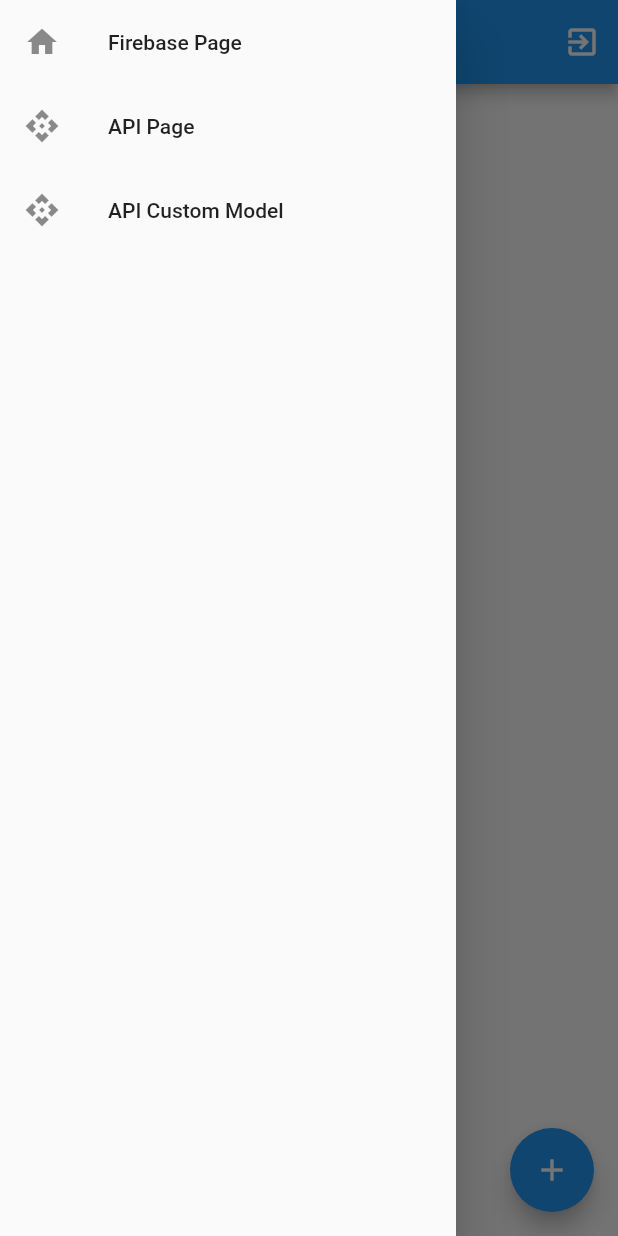
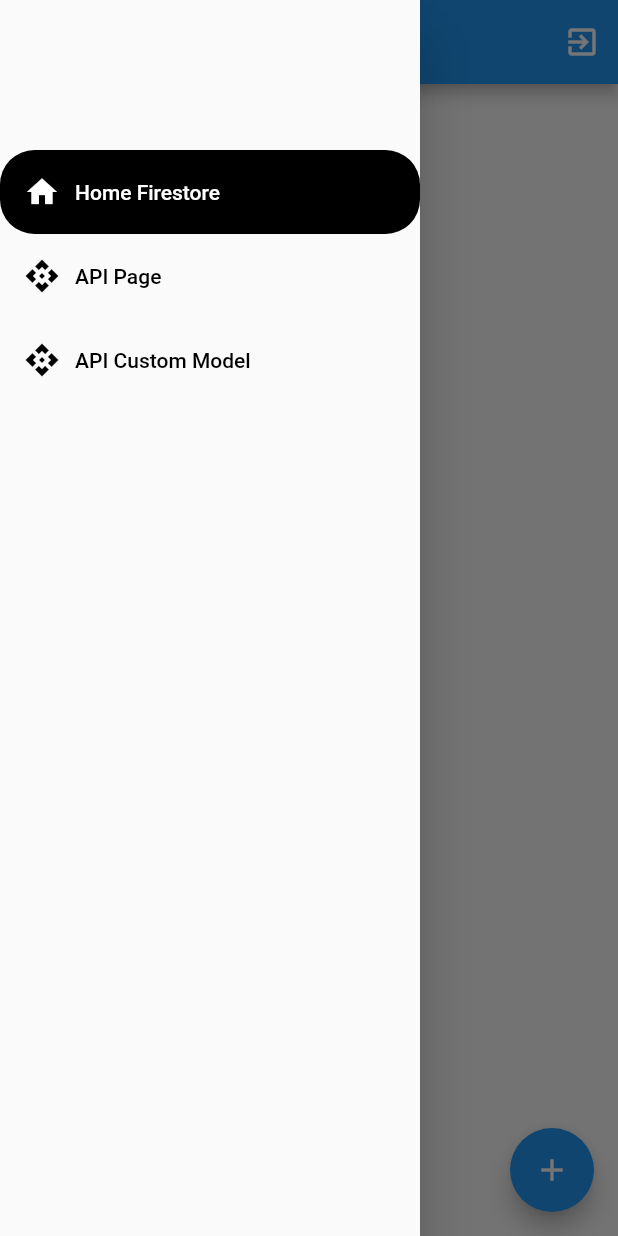
Before and after one commit to huzaifak08/Flutter-Check-App, a Flutter app: the HomePage screen opened directly, with the side drawer open, on a phone screen of 412 x 824 dp. Run offline on Flutter 3.47's test engine with Material 2 defaults, Android fonts, the phone set to English and light mode, and no system bars; our stand-ins replace cloud_firestore, firebase_auth, firebase_core, firebase_messaging, flutter_local_notifications, fluttertoast and 1 more; missing offline and left inert: app_settings; accounts and stored records are empty; network calls fail.

Commit message:
Drawer Added Allhamdullillah

```diff
--- /dev/null
+++ b/lib/Add to Cart/cart_provider.dart
@@ -0,0 +1,17 @@
+import 'package:flutter/material.dart';
+
+class Cart extends ChangeNotifier {
+  List<String> _items = [];
+
+  List<String> get items => _items;
+
+  void addItem(String item) {
+    _items.add(item);
+    notifyListeners();
+  }
+
+  void removeItem(String item) {
+    _items.remove(item);
+    notifyListeners();
+  }
+}
--- a/lib/Auth Screens/login_page.dart
+++ b/lib/Auth Screens/login_page.dart
@@ -2,9 +2,9 @@
 import 'package:firebase_core/firebase_core.dart';
 import 'package:flutter/material.dart';
 import 'package:test_app/Services/database_service.dart';
-import 'package:test_app/home.dart';
+import 'package:test_app/Firestore/home.dart';
 import 'package:test_app/Auth%20Screens/signup_page.dart';
-import 'package:test_app/widgets.dart';
+import 'package:test_app/Widgets/widgets.dart';
 
 import '../Services/auth_service.dart';
 
--- a/lib/Auth Screens/signup_page.dart
+++ b/lib/Auth Screens/signup_page.dart
@@ -1,7 +1,7 @@
 import 'package:flutter/material.dart';
 import 'package:test_app/Services/auth_service.dart';
-import 'package:test_app/home.dart';
-import 'package:test_app/widgets.dart';
+import 'package:test_app/Firestore/home.dart';
+import 'package:test_app/Widgets/widgets.dart';
 
 class RegisterPage extends StatefulWidget {
   const RegisterPage({super.key});
--- a/lib/create_page.dart
+++ b/lib/Firestore/create_page.dart
@@ -1,8 +1,8 @@
 import 'package:firebase_auth/firebase_auth.dart';
 import 'package:flutter/material.dart';
 import 'package:test_app/Services/database_service.dart';
-import 'package:test_app/home.dart';
-import 'package:test_app/widgets.dart';
+import 'package:test_app/Firestore/home.dart';
+import 'package:test_app/Widgets/widgets.dart';
 
 class CreatePage extends StatefulWidget {
   const CreatePage({super.key});
--- a/lib/home.dart
+++ b/lib/Firestore/home.dart
@@ -7,9 +7,10 @@
 import 'package:test_app/Services/auth_service.dart';
 import 'package:test_app/Services/database_service.dart';
 import 'package:test_app/API%20Services/api_page.dart';
-import 'package:test_app/create_page.dart';
-import 'package:test_app/update_page.dart';
-import 'package:test_app/widgets.dart';
+import 'package:test_app/Firestore/create_page.dart';
+import 'package:test_app/Firestore/update_page.dart';
+import 'package:test_app/Widgets/drawer_widget.dart';
+import 'package:test_app/Widgets/widgets.dart';
 
 class HomePage extends StatefulWidget {
   const HomePage({super.key});
@@ -57,32 +58,7 @@
               icon: const Icon(Icons.exit_to_app))
         ],
       ),
-      drawer: Drawer(
-        child: SafeArea(
-          child: Column(
-            children: [
-              const ListTile(
-                title: Text('Firebase Page'),
-                leading: Icon(Icons.home),
-              ),
-              ListTile(
-                title: const Text('API Page'),
-                leading: const Icon(Icons.api),
-                onTap: () {
-                  nextScreenReplacement(context, const APIScreen());
-                },
-              ),
-              ListTile(
-                title: const Text('API Custom Model'),
-                leading: const Icon(Icons.api_outlined),
-                onTap: () {
-                  nextScreenReplacement(context, const APICustomModel());
-                },
-              ),
-            ],
-          ),
-        ),
-      ),
+      drawer: CustomDrawer(index: 0),
       body: StreamBuilder<QuerySnapshot>(
         stream: DatabaseService()
             .getUserProductData(FirebaseAuth.instance.currentUser!.uid),
--- a/lib/update_page.dart
+++ b/lib/Firestore/update_page.dart
@@ -1,6 +1,6 @@
 import 'package:flutter/material.dart';
 import 'package:test_app/Services/database_service.dart';
-import 'package:test_app/widgets.dart';
+import 'package:test_app/Widgets/widgets.dart';
 
 class UpdateScreen extends StatefulWidget {
   String productId;
--- a/lib/Notification/notification_services.dart
+++ b/lib/Notification/notification_services.dart
@@ -5,8 +5,8 @@
 import 'package:flutter/foundation.dart';
 import 'package:flutter/material.dart';
 import 'package:flutter_local_notifications/flutter_local_notifications.dart';
-import 'package:test_app/mesage_screen.dart';
-import 'package:test_app/widgets.dart';
+import 'package:test_app/Notification/mesage_screen.dart';
+import 'package:test_app/Widgets/widgets.dart';
 
 class NotificationServices {
   //initialising firebase message plugin
--- a/lib/Splash/splash_service.dart
+++ b/lib/Splash/splash_service.dart
@@ -2,9 +2,9 @@
 
 import 'package:firebase_auth/firebase_auth.dart';
 import 'package:flutter/material.dart';
-import 'package:test_app/home.dart';
+import 'package:test_app/Firestore/home.dart';
 import 'package:test_app/Auth%20Screens/login_page.dart';
-import 'package:test_app/widgets.dart';
+import 'package:test_app/Widgets/widgets.dart';
 
 class SplashServices {
   void isLogin(BuildContext context) {
--- /dev/null
+++ b/lib/Widgets/drawer_widget.dart
@@ -0,0 +1,72 @@
+import 'package:flutter/material.dart';
+import 'package:sizer/sizer.dart';
+import 'package:test_app/API%20Services/api_custom_model.dart';
+import 'package:test_app/Firestore/home.dart';
+import 'package:test_app/Widgets/widgets.dart';
+
+import '../API Services/api_page.dart';
+
+class CustomDrawer extends StatelessWidget {
+  final int index;
+  const CustomDrawer({super.key, required this.index});
+
+  @override
+  Widget build(BuildContext context) {
+    return Drawer(
+      width: 280,
+      child: Padding(
+        padding: const EdgeInsets.only(top: 100.0),
+        child: Column(
+          children: [
+            _createDrawerItem(
+                isSelected: index == 0 ? true : false,
+                icon: Icons.home,
+                text: 'Home Firestore',
+                onTap: () {
+                  nextScreenReplacement(context, const HomePage());
+                }),
+            _createDrawerItem(
+                isSelected: index == 1 ? true : false,
+                icon: Icons.api,
+                text: 'API Page',
+                onTap: () {
+                  nextScreenReplacement(context, const APIScreen());
+                }),
+            _createDrawerItem(
+                isSelected: index == 2 ? true : false,
+                icon: Icons.api_outlined,
+                text: 'API Custom Model',
+                onTap: () {
+                  nextScreenReplacement(context, const APICustomModel());
+                }),
+          ],
+        ),
+      ),
+    );
+  }
+
+  Widget _createDrawerItem(
+      {required bool isSelected,
+      required IconData icon,
+      required String text,
+      required GestureTapCallback onTap}) {
+    return ListTile(
+      selected: isSelected,
+      selectedTileColor: Colors.black,
+      shape: RoundedRectangleBorder(borderRadius: BorderRadius.circular(23)),
+      title: Row(
+        children: [
+          Icon(icon, color: isSelected ? Colors.white : Colors.black),
+          Padding(
+            padding: const EdgeInsets.only(left: 10),
+            child: Text(
+              text,
+              style: TextStyle(color: isSelected ? Colors.white : Colors.black),
+            ),
+          )
+        ],
+      ),
+      onTap: onTap,
+    );
+  }
+}
--- a/pubspec.yaml
+++ b/pubspec.yaml
@@ -39,6 +39,8 @@
   flutter_local_notifications: ^13.0.0
   fluttertoast: ^8.2.1
   http: ^0.13.5
+  provider: ^6.0.5
+  sizer: ^2.0.15
 
 dev_dependencies:
   flutter_lints: ^2.0.0
```
Also changed, not shown: lib/API Services/api_custom_model.dart (+4 -28 lines), lib/API Services/api_page.dart (+4 -28 lines), lib/Add to Cart/cart_screen.dart (added, +12 -0 lines), lib/main.dart (+16 -6 lines), lib/Notification/mesage_screen.dart (renamed from lib/mesage_screen.dart), lib/Widgets/widgets.dart (renamed from lib/widgets.dart), pubspec.lock.
